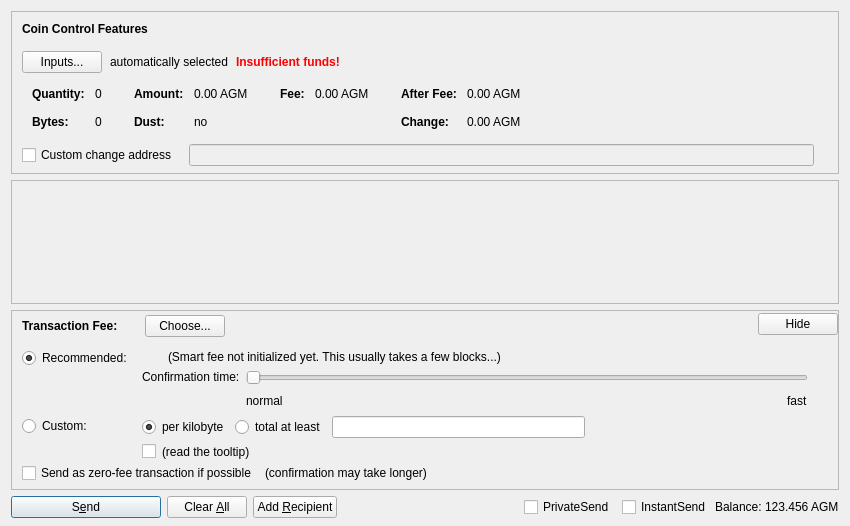
Qt form src/qt/forms/sendcoinsdialog.ui (Argoneum/argoneum) before a commit.
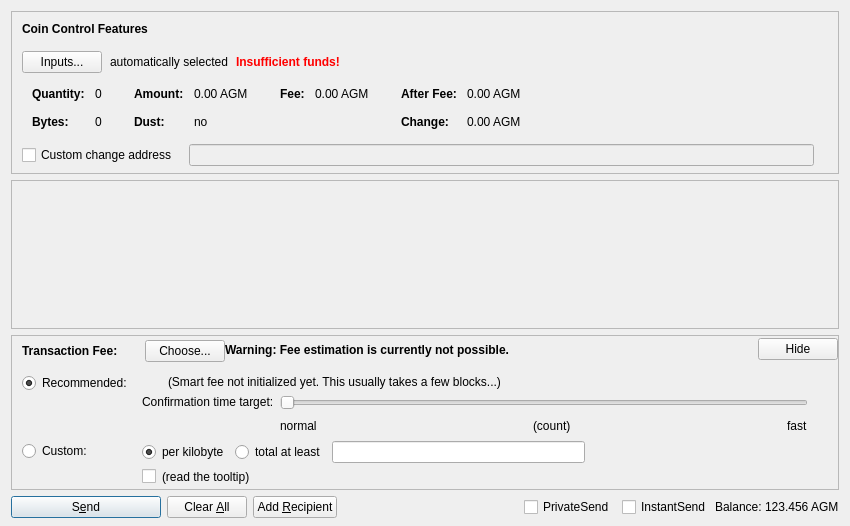
The same form after that commit. Custom widgets are drawn as their Qt base class.

```diff
--- a/src/qt/forms/sendcoinsdialog.ui
+++ b/src/qt/forms/sendcoinsdialog.ui
@@ -588,7 +588,7 @@
         <x>0</x>
         <y>0</y>
         <width>830</width>
-        <height>69</height>
+        <height>104</height>
        </rect>
       </property>
       <layout class="QVBoxLayout" name="verticalLayout_2" stretch="0,1">
@@ -759,11 +759,33 @@
             </item>
            </layout>
           </item>
+          <item>
+           <widget class="QLabel" name="fallbackFeeWarningLabel">
+            <property name="toolTip">
+             <string>Using the fallbackfee can result in sending a transaction that will take several hours or days (or never) to confirm. Consider choosing your fee manually or wait until your have validated the complete chain.</string>
+            </property>
+            <property name="font">
+            <font>
+                <weight>75</weight>
+                <bold>true</bold>
+            </font>
+            </property>
+            <property name="text">
+             <string>Warning: Fee estimation is currently not possible.</string>
+            </property>
+            <property name="wordWrap">
+             <bool>false</bool>
+            </property>
+           </widget>
+          </item>
           <item>
            <spacer name="horizontalSpacer_4">
             <property name="orientation">
              <enum>Qt::Horizontal</enum>
             </property>
+            <property name="sizeType">
+             <enum>QSizePolicy::MinimumExpanding</enum>
+            </property>
             <property name="sizeHint" stdset="0">
              <size>
               <width>40</width>
@@ -1031,7 +1053,7 @@
                    <item>
                     <widget class="QLabel" name="labelSmartFee3">
                      <property name="text">
-                      <string>Confirmation time:</string>
+                      <string>Confirmation time target:</string>
                      </property>
                      <property name="margin">
                       <number>2</number>
@@ -1064,7 +1086,7 @@
                       <number>0</number>
                      </property>
                      <property name="maximum">
-                      <number>24</number>
+                      <number>23</number>
                      </property>
                      <property name="pageStep">
                       <number>1</number>
@@ -1095,6 +1117,26 @@
                        </property>
                       </widget>
                      </item>
+                     <item>
+                      <spacer name="horizontalSpacer_7">
+                       <property name="orientation">
+                        <enum>Qt::Horizontal</enum>
+                       </property>
+                       <property name="sizeHint" stdset="0">
+                        <size>
+                         <width>40</width>
+                         <height>20</height>
+                        </size>
+                       </property>
+                      </spacer>
+                     </item>
+                     <item>
+                      <widget class="QLabel" name="confirmationTargetLabel">
+                       <property name="text">
+                        <string notr="true">(count)</string>
+                       </property>
+                      </widget>
+                     </item>
                      <item>
                       <spacer name="horizontalSpacer_3">
                        <property name="orientation">
@@ -1138,59 +1180,6 @@
              </item>
             </layout>
            </item>
-           <item>
-            <layout class="QHBoxLayout" name="horizontalLayoutFee5" stretch="0,0,0">
-             <property name="spacing">
-              <number>8</number>
-             </property>
-             <property name="bottomMargin">
-              <number>4</number>
-             </property>
-             <item>
-              <widget class="QCheckBox" name="checkBoxFreeTx">
-               <property name="text">
-                <string>Send as zero-fee transaction if possible</string>
-               </property>
-              </widget>
-             </item>
-             <item>
-              <widget class="QLabel" name="labelFreeTx">
-               <property name="text">
-                <string>(confirmation may take longer)</string>
-               </property>
-               <property name="margin">
-                <number>5</number>
-               </property>
-              </widget>
-             </item>
-             <item>
-              <spacer name="horizontalSpacerFee5">
-               <property name="orientation">
-                <enum>Qt::Horizontal</enum>
-               </property>
-               <property name="sizeHint" stdset="0">
-                <size>
-                 <width>1</width>
-                 <height>1</height>
-                </size>
-               </property>
-              </spacer>
-             </item>
-            </layout>
-           </item>
-           <item>
-            <spacer name="verticalSpacerFee2">
-             <property name="orientation">
-              <enum>Qt::Vertical</enum>
-             </property>
-             <property name="sizeHint" stdset="0">
-              <size>
-               <width>1</width>
-               <height>1</height>
-              </size>
-             </property>
-            </spacer>
-           </item>
           </layout>
          </widget>
         </item>
```
Left out of the diff: 6 changed lines with no effect on the pictures.
